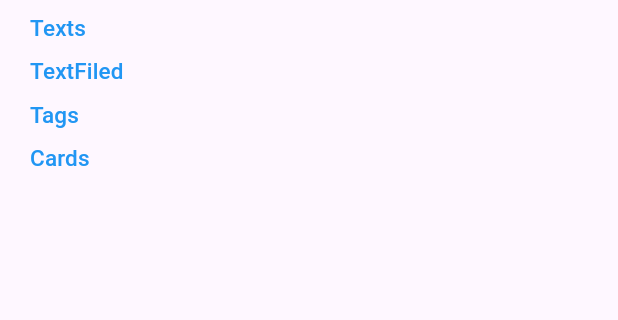
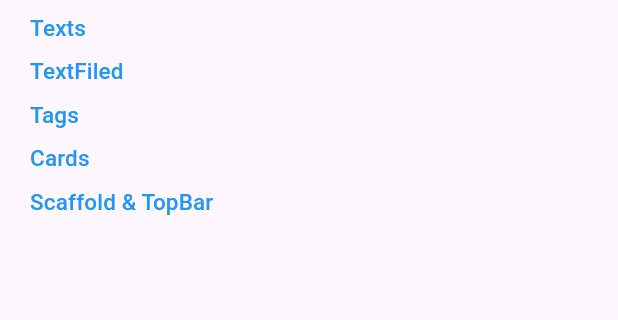
Before and after one commit to kamrul3288/Foundry-Flutter, a Flutter app: the screen it shows after launch, on a phone screen of 412 x 824 dp, the part 122-442 px from its top. Run offline on Flutter 3.47's test engine with Material 3 defaults, Android fonts, the phone set to English and light mode, and no system bars; our stand-ins replace auto_route, dio, flutter_bloc, flutter_image_compress, flutter_riverpod, flutter_secure_storage and 2 more; generated files the repository leaves out were written again.

Commit message:
feat: introduce AppScaffold and AppTopBar components with dedicated theme and showcase screen.

```diff
--- a/foundry_feat_components/flutter_design_system/lib/src/flutter_ds_main_screen.dart
+++ b/foundry_feat_components/flutter_design_system/lib/src/flutter_ds_main_screen.dart
@@ -1,12 +1,14 @@
 import 'package:flutter/material.dart';
 import 'package:flutter_design_system/src/theme/extensions/app_card_theme.dart';
 import 'package:flutter_design_system/src/theme/extensions/app_input_theme.dart';
+import 'package:flutter_design_system/src/theme/extensions/app_scaffold_theme.dart';
 import 'package:flutter_design_system/src/theme/extensions/app_tag_theme.dart';
 import 'package:flutter_design_system/src/theme/extensions/app_typography_theme.dart';
 import 'package:flutter_design_system/src/theme/app_color_scheme.dart';
 import 'package:flutter_design_system/src/theme/extensions/app_button_theme.dart';
 import 'package:flutter_design_system/src/ui_showcase/app_cards_screen.dart';
 import 'package:flutter_design_system/src/ui_showcase/buttons_screen.dart';
+import 'package:flutter_design_system/src/ui_showcase/app_scaffold_screen.dart';
 import 'package:flutter_design_system/src/ui_showcase/tags_screen.dart';
 import 'package:flutter_design_system/src/ui_showcase/textfiled_screen.dart';
 import 'package:flutter_design_system/src/ui_showcase/texts_screen.dart';
@@ -26,6 +28,7 @@ class FlutterDsMainScreen extends StatelessWidget {
           AppInputTheme.light(),
           AppTagTheme.light(),
           AppCardTheme.light(),
+          AppScaffoldTheme.light(),
         ],
       ),
       home: Scaffold(
@@ -80,6 +83,10 @@ class _DesignSystemBodyState extends State<_DesignSystemBody> {
             title: "Cards",
             onTap: () => Navigator.push(context, MaterialPageRoute(builder: (context) => const AppCardsScreen())),
           ),
+          _ActionButton(
+            title: "Scaffold & TopBar",
+            onTap: () => Navigator.push(context, MaterialPageRoute(builder: (context) => AppScaffoldScreen())),
+          ),
         ],
       ),
     );
--- /dev/null
+++ b/foundry_feat_components/flutter_design_system/lib/src/theme/extensions/app_scaffold_theme.dart
@@ -0,0 +1,30 @@
+import 'package:flutter/material.dart';
+import 'package:flutter_design_system/src/foundation/app_colors.dart';
+
+final class AppScaffoldTheme extends ThemeExtension<AppScaffoldTheme> {
+  final Color backgroundColor;
+  final Color appBarBackgroundColor;
+  final Color foregroundColor;
+  final double elevation;
+
+  const AppScaffoldTheme({
+    required this.backgroundColor,
+    required this.appBarBackgroundColor,
+    required this.foregroundColor,
+    required this.elevation,
+  });
+
+  factory AppScaffoldTheme.light() => AppScaffoldTheme(
+    backgroundColor: AppColors.gray50,
+    appBarBackgroundColor: Colors.white,
+    foregroundColor: Colors.black,
+    elevation: 0,
+  );
+
+  factory AppScaffoldTheme.dark() => AppScaffoldTheme.light();
+
+  @override
+  AppScaffoldTheme copyWith() => this;
+  @override
+  AppScaffoldTheme lerp(AppScaffoldTheme? other, double t) => this;
+}
```
Also changed, not shown: foundry_feat_components/flutter_design_system/lib/src/components/structure/app_scaffold.dart (added, +84 -0 lines), foundry_feat_components/flutter_design_system/lib/src/components/structure/app_topbar.dart (added, +75 -0 lines), foundry_feat_components/flutter_design_system/lib/src/ui_showcase/app_scaffold_screen.dart (added, +20 -0 lines).
